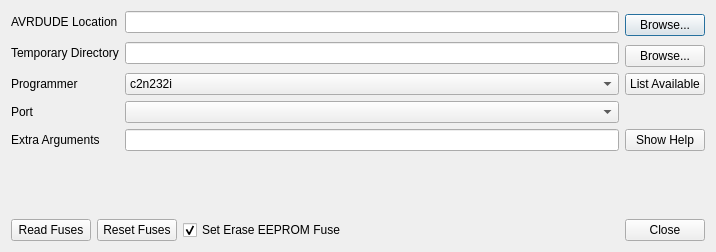
Old version of the form src/burnconfigdialog.ui in the repository xhorizont/eepe.
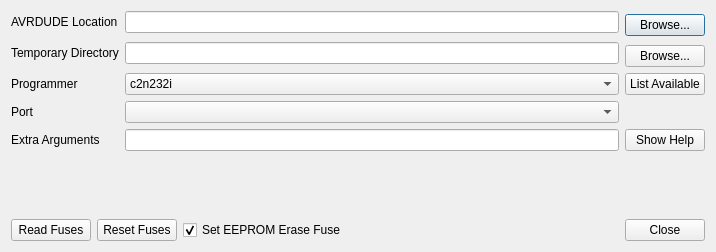
New version of the form. Icons and pictures are not drawn.

```diff
--- a/src/burnconfigdialog.ui
+++ b/src/burnconfigdialog.ui
@@ -587,7 +587,7 @@
 </string>
        </property>
        <property name="text">
-        <string>Set Erase EEPROM Fuse</string>
+        <string>Set EEPROM Erase Fuse</string>
        </property>
        <property name="checked">
         <bool>true</bool>
```
Left out of the diff: 35 changed lines with no effect on the pictures.
